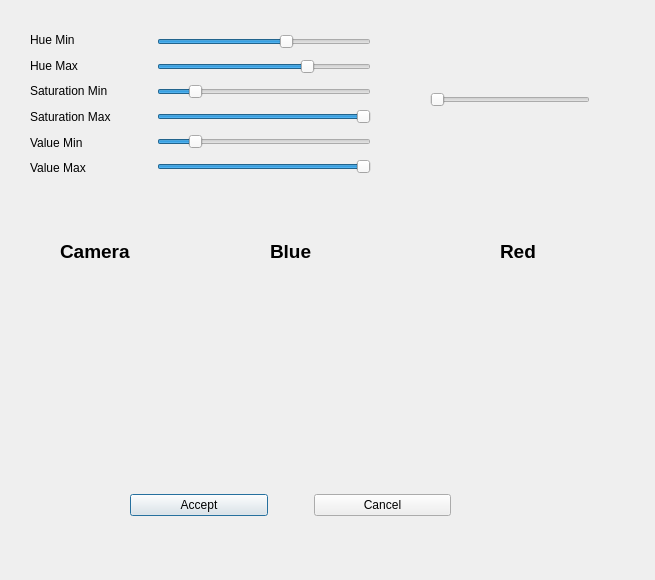
Old version of the form colors.ui in the repository mwiesenberger/convection.
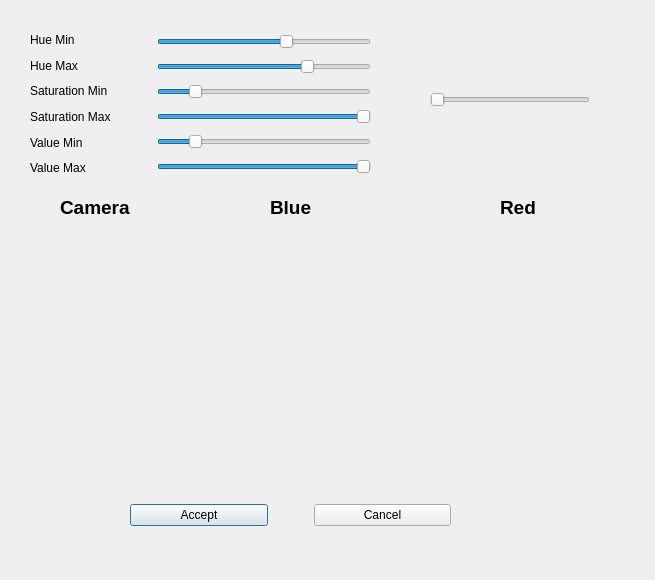
New version of the form.

Patch:
```diff
--- a/colors.ui
+++ b/colors.ui
@@ -23,7 +23,7 @@
    <property name="geometry">
     <rect>
      <x>270</x>
-     <y>240</y>
+     <y>196</y>
      <width>71</width>
      <height>21</height>
     </rect>
@@ -42,7 +42,7 @@
    <property name="geometry">
     <rect>
      <x>500</x>
-     <y>240</y>
+     <y>196</y>
      <width>61</width>
      <height>21</height>
     </rect>
@@ -58,7 +58,7 @@
    <property name="geometry">
     <rect>
      <x>130</x>
-     <y>470</y>
+     <y>480</y>
      <width>321</width>
      <height>71</height>
     </rect>
@@ -100,7 +100,7 @@
    <property name="geometry">
     <rect>
      <x>10</x>
-     <y>270</y>
+     <y>226</y>
      <width>611</width>
      <height>181</height>
     </rect>
@@ -222,7 +222,7 @@
    <property name="geometry">
     <rect>
      <x>60</x>
-     <y>240</y>
+     <y>196</y>
      <width>71</width>
      <height>21</height>
     </rect>
@@ -259,7 +259,7 @@
     <enum>QSlider::NoTicks</enum>
    </property>
   </widget>
-  <widget class="QWidget" name="">
+  <widget class="QWidget" name="layoutWidget">
    <property name="geometry">
     <rect>
      <x>30</x>
```
Left out of the diff: 1 changed line with no effect on the pictures.
